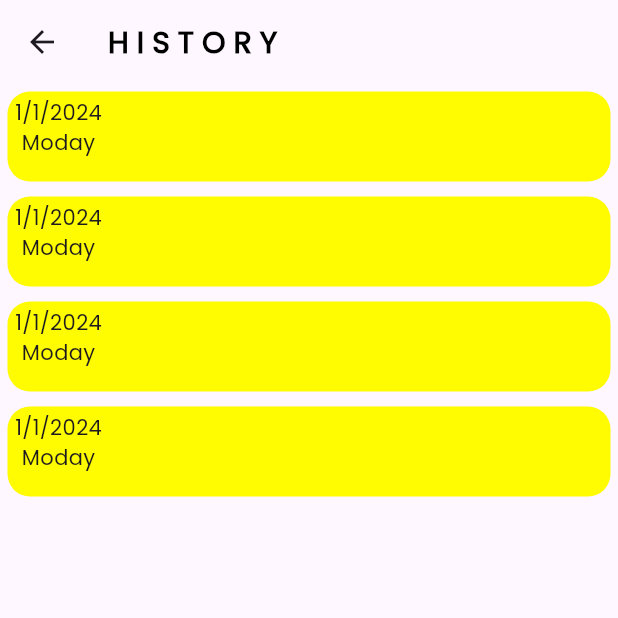
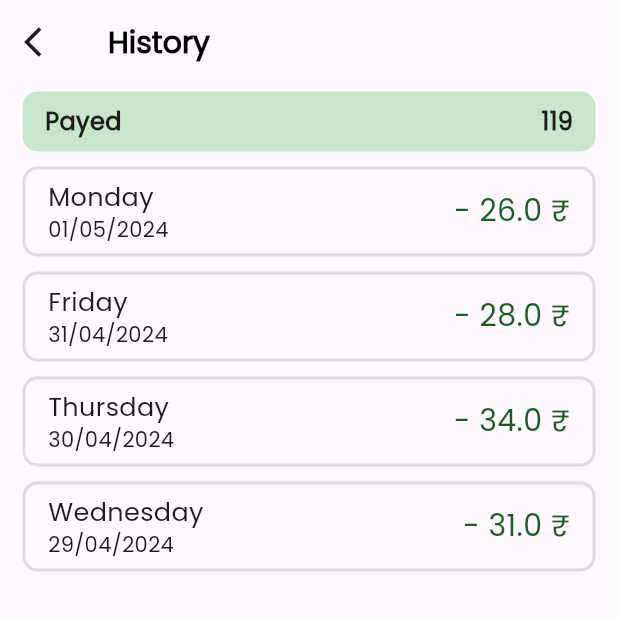
Before and after one commit to akhil-bhaskaran/DepTrack, a Flutter app: the History screen opened directly, on a phone screen of 412 x 824 dp, the top half of it. Run offline on Flutter 3.47's test engine with Material 3 defaults, Android fonts, the phone set to English and light mode, and no system bars; our stand-ins replace curved_navigation_bar, timeline_tile; missing offline and left inert: insta_image_viewer.

Commit message:
Ui chages:history page

```diff
--- a/lib/components/expens_card.dart
+++ b/lib/components/expens_card.dart
@@ -15,23 +15,63 @@ class ExpenseCard extends StatelessWidget {
   @override
   Widget build(BuildContext context) {
     return Container(
-      padding: const EdgeInsets.symmetric(vertical: 4, horizontal: 5),
-      margin: const EdgeInsets.symmetric(vertical: 5, horizontal: 5),
+      padding: const EdgeInsets.symmetric( horizontal: 15),
+      margin: const EdgeInsets.symmetric(vertical: 5),
       height: 60,
       width: MediaQuery.of(context).size.width,
       decoration: BoxDecoration(
-          borderRadius: BorderRadius.circular(15),
-          color: const Color.fromARGB(255, 255, 251, 0)),
+        border: Border.all(width: 2, color: Colors.black12),
+        borderRadius: BorderRadius.circular(10),
+      ),
       child: Row(
+        crossAxisAlignment: CrossAxisAlignment.center,
+        mainAxisAlignment: MainAxisAlignment.spaceBetween,
         children: [
           Column(
+            mainAxisAlignment: MainAxisAlignment.center,
+            crossAxisAlignment: CrossAxisAlignment.start,
             children: [
+              Text(day,style: const TextStyle(fontSize: 17),),
               Text(date),
-              Text(day),
+
             ],
           ),
+          Text("- $amount \u{20B9}",style: TextStyle(color: Colors.green[900],fontSize: 20),)
         ],
       ),
     );
   }
 }
+
+//New card like widget for better understand payments
+
+class PayedCard extends StatelessWidget {
+  const PayedCard({super.key, required this.payedmoney});
+  final String payedmoney;
+  @override
+  Widget build(BuildContext context) {
+    return Container(
+      padding: const EdgeInsets.symmetric(horizontal: 15),
+      margin: const EdgeInsets.symmetric(vertical: 5),
+      width: double.maxFinite,
+      height: 40,
+      decoration: BoxDecoration(
+        borderRadius: BorderRadius.circular(10),
+        color: Colors.green[100],
+      ),
+      child: Row(
+        mainAxisAlignment: MainAxisAlignment.spaceBetween,
+        children: [
+          const Text(
+            "Payed",
+            style: TextStyle(fontSize: 16, fontWeight: FontWeight.bold),
+          ),
+          Text(
+           payedmoney,
+            style: const TextStyle(fontSize: 16, fontWeight: FontWeight.bold,),
+          )
+        ],
+      ),
+    );
+  }
+}
--- a/lib/pages/history.dart
+++ b/lib/pages/history.dart
@@ -12,16 +12,34 @@ class History extends StatelessWidget {
     return Consumer<MenuProvider>(
       builder: (context, value, child) => Scaffold(
           appBar: AppBar(
+            leading: IconButton(onPressed: (){
+              Navigator.pop(context);
+            }, icon: const Icon(Icons.arrow_back_ios)),
             backgroundColor: Colors.transparent,
             title: Text(
-              "H I S T O R Y ",
+              "History",
               style: Values.txtstyle4,
             ),
           ),
-          body: ListView.builder(
-            itemCount: 4,
-            itemBuilder: (context, index) => ExpenseCard(
-                date: '1/1/2024', day: "Moday", amount: value.todaysExpense),
+          body: Container(
+            width: double.maxFinite,
+            height: double.maxFinite,
+            padding: const EdgeInsets.symmetric(horizontal: 15),
+           child: ListView(
+            children: const [
+              PayedCard(payedmoney: '119'),
+              ExpenseCard(date: '01/05/2024', day: 'Monday', amount: 26),
+              ExpenseCard(date: '31/04/2024', day: 'Friday', amount: 28),
+              ExpenseCard(date: '30/04/2024', day: 'Thursday', amount: 34),
+              ExpenseCard(date: '29/04/2024', day: 'Wednesday', amount: 31),
+            ],
+           ),
+
+            // child: ListView.builder(
+            //   itemCount: 4,
+            //   itemBuilder: (context, index) => ExpenseCard(
+            //       date: '1/1/2024', day: "Moday", amount: value.todaysExpense),
+            // ),
           )),
     );
   }
```
Also changed, not shown: lib/main.dart (line endings or trailing spaces).
